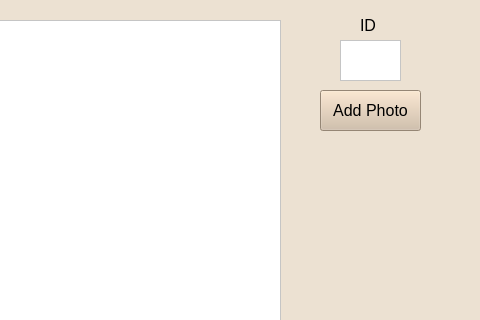
Old version of the form ui/photodialog.ui in the repository EtoDrowsy/CS499; both pictures show x 720 to 1200 and y 0 to 320 of the 1200 by 800 pixel window.
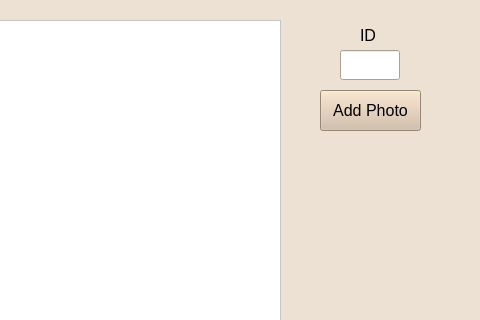
New version of the form.

What changed in the file:
```diff
--- a/ui/photodialog.ui
+++ b/ui/photodialog.ui
@@ -83,27 +83,6 @@
     <set>QDialogButtonBox::StandardButton::Cancel|QDialogButtonBox::StandardButton::Ok</set>
    </property>
   </widget>
-  <widget class="QPlainTextEdit" name="idText">
-   <property name="geometry">
-    <rect>
-     <x>1060</x>
-     <y>40</y>
-     <width>61</width>
-     <height>41</height>
-    </rect>
-   </property>
-   <property name="font">
-    <font>
-     <pointsize>12</pointsize>
-    </font>
-   </property>
-   <property name="styleSheet">
-    <string notr="true">background-color:white;color:black</string>
-   </property>
-   <property name="textInteractionFlags">
-    <set>Qt::TextInteractionFlag::NoTextInteraction</set>
-   </property>
-  </widget>
   <widget class="QPushButton" name="pushButton">
    <property name="geometry">
     <rect>
@@ -142,7 +121,7 @@
    <property name="geometry">
     <rect>
      <x>1080</x>
-     <y>10</y>
+     <y>20</y>
      <width>61</width>
      <height>31</height>
     </rect>
@@ -159,6 +138,19 @@
     <string>ID</string>
    </property>
   </widget>
+  <widget class="QLineEdit" name="idText">
+   <property name="geometry">
+    <rect>
+     <x>1060</x>
+     <y>50</y>
+     <width>60</width>
+     <height>30</height>
+    </rect>
+   </property>
+   <property name="readOnly">
+    <bool>true</bool>
+   </property>
+  </widget>
  </widget>
  <resources/>
  <connections>
```
